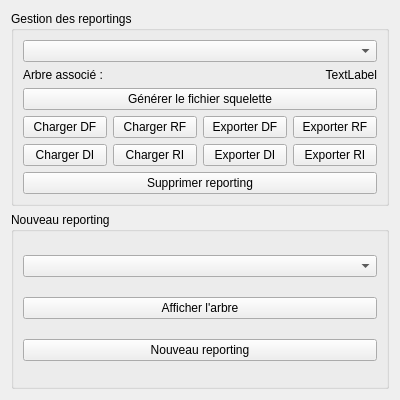
The window that formmanagereportings.ui (GiPiLab/ProtonClassicSuite) describes before a commit, drawn with Qt 5.
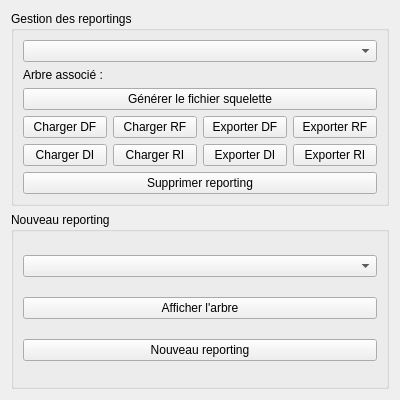
The same window after the commit. Icons and pictures are not drawn.

What changed in the file:
```diff
--- a/formmanagereportings.ui
+++ b/formmanagereportings.ui
@@ -97,7 +97,7 @@
       <item row="1" column="1" colspan="3">
        <widget class="QLabel" name="labelTreeName">
         <property name="text">
-         <string>TextLabel</string>
+         <string/>
         </property>
         <property name="alignment">
          <set>Qt::AlignRight|Qt::AlignTrailing|Qt::AlignVCenter</set>
```
